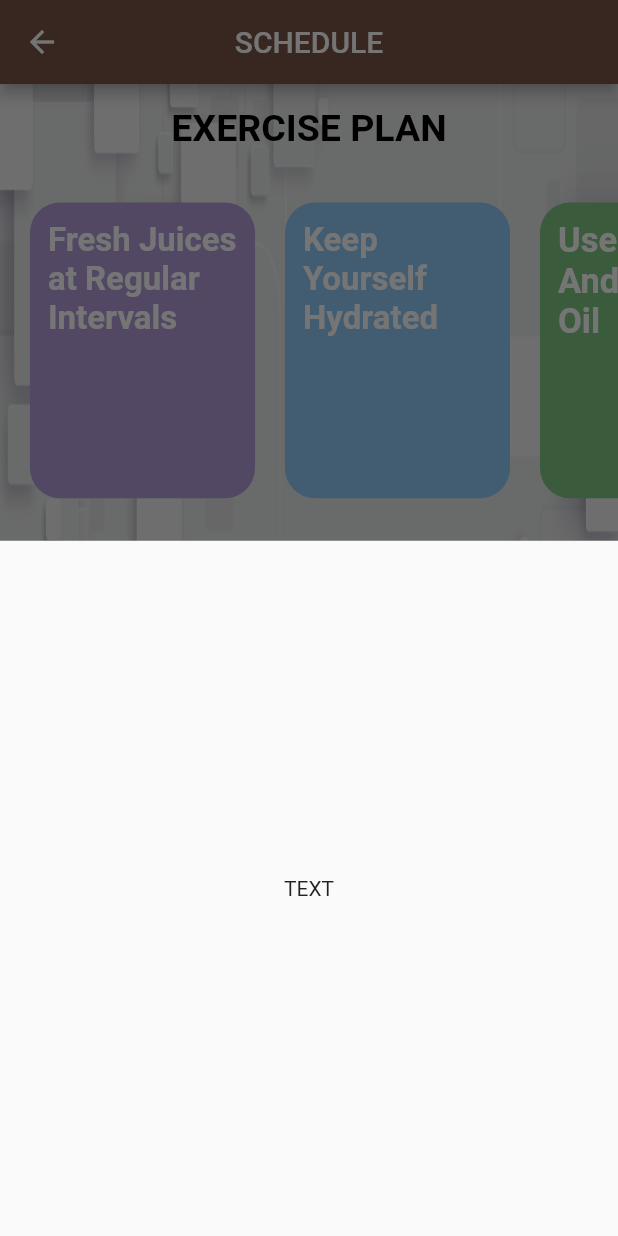
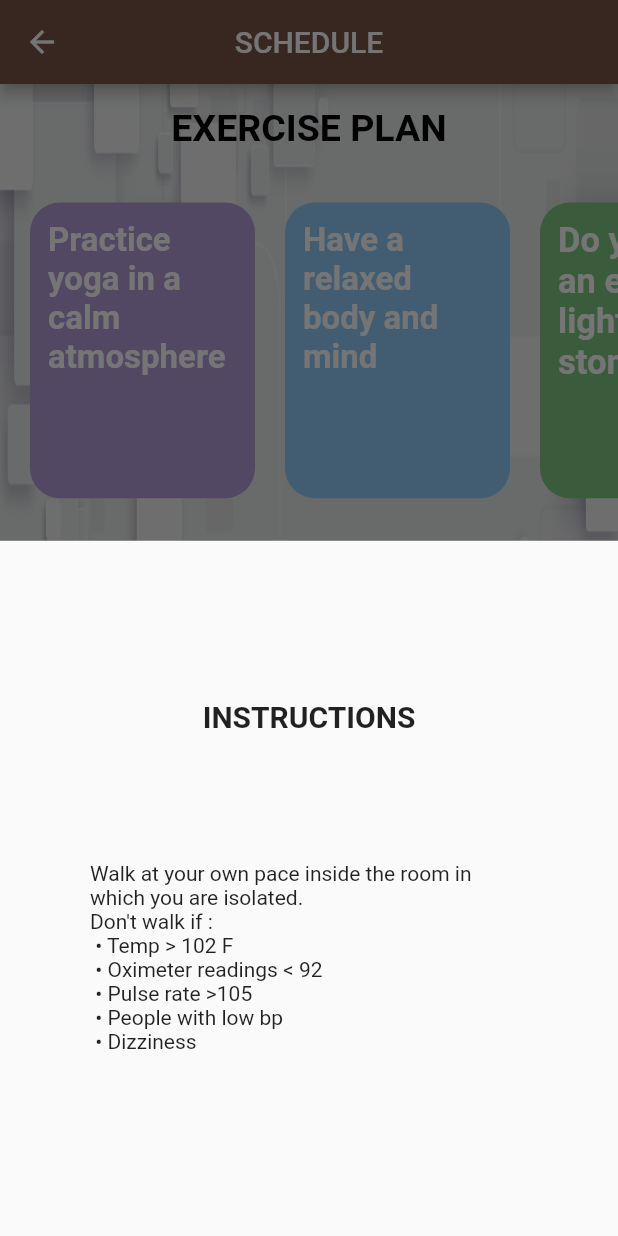
Before and after one commit to Sandhya-Balaji/CovFit-1, a Flutter app: the ExerciseTile screen opened directly, after a tap on "WALKING", on a phone screen of 412 x 824 dp. Run offline on Flutter 3.47's test engine with Material 2 defaults, Android fonts, the light colour scheme and no system bars; our stand-ins replace cloud_firestore, firebase_auth, firebase_core; accounts and stored records are empty.

Commit message:
Done with schedule and survey page

```diff
--- a/lib/screens/exerciseTile.dart
+++ b/lib/screens/exerciseTile.dart
@@ -73,7 +73,7 @@ class _ExerciseTileState extends State<ExerciseTile> {
                         child: ListTile(
                           //isThreeLine: true,
                           //dense: true,
-                          contentPadding: EdgeInsets.symmetric(horizontal: 20, vertical: 10),
+                          contentPadding: EdgeInsets.symmetric(horizontal: 10, vertical: 10),
                           leading: Image.asset(
                             "assets/images/walk.png",
                             height: double.infinity,
@@ -111,7 +111,15 @@ class _ExerciseTileState extends State<ExerciseTile> {
                                     child: Column(
                                       mainAxisAlignment:
                                           MainAxisAlignment.spaceEvenly,
-                                      children: [Text("TEXT")],
+                                      children: [Text("INSTRUCTIONS", style: TextStyle(
+                                        fontWeight: FontWeight.bold,
+                                        fontSize: 20,
+                                      ),),
+                                      Text("Walk at your own pace inside the room in which you are isolated.\n"
+                                      "Don't walk if :\n"
+                                        " •	Temp > 102 F\n"
+                                        " •	Oximeter readings < 92\n •	Pulse rate >105\n •	People with low bp\n •	Dizziness\n"
+                                      )],
                                     ),
                                   );
                                 });
@@ -123,7 +131,7 @@ class _ExerciseTileState extends State<ExerciseTile> {
                         child: ListTile(
                           //isThreeLine: true,
                           //dense: true,
-                          contentPadding: EdgeInsets.symmetric(horizontal: 20, vertical: 10),
+                          contentPadding: EdgeInsets.symmetric(horizontal: 10, vertical: 10),
                           leading: Image.asset(
                             "assets/images/climb.jpg",
                             height: double.infinity,
@@ -161,7 +169,16 @@ class _ExerciseTileState extends State<ExerciseTile> {
                                     child: Column(
                                       mainAxisAlignment:
                                           MainAxisAlignment.spaceEvenly,
-                                      children: [Text("TEXT")],
+                                      children: [Text("INSTRUCTIONS", style: TextStyle(
+                                        fontWeight: FontWeight.bold,
+                                        fontSize: 20,
+                                      ),),
+                                        Text("Walk at your own pace inside the room in which you are isolated.\n"
+                                            "Don't walk if :\n"
+                                            " •	Temp > 102 F\n"
+                                            " •	Oximeter readings < 92\n •	Pulse rate >105\n •	People with low bp\n •	Dizziness\n"
+                                        ),
+                                      ],
                                     ),
                                   );
                                 });
@@ -173,7 +190,7 @@ class _ExerciseTileState extends State<ExerciseTile> {
                         child: ListTile(
                           //isThreeLine: true,
                           //dense: true,
-                          contentPadding: EdgeInsets.symmetric(horizontal: 20, vertical: 10),
+                          contentPadding: EdgeInsets.symmetric(horizontal: 10, vertical: 10),
                           leading: Image.asset(
                             "assets/images/prana.jpg",
                             height: double.infinity,
@@ -211,7 +228,16 @@ class _ExerciseTileState extends State<ExerciseTile> {
                                     child: Column(
                                       mainAxisAlignment:
                                           MainAxisAlignment.spaceEvenly,
-                                      children: [Text("TEXT")],
+                                      children: [Text("INSTRUCTIONS", style: TextStyle(
+                                        fontWeight: FontWeight.bold,
+                                        fontSize: 20,
+                                      ),),
+                                        Text("Sit on a chair or on the ground cross legged, in a meditation position. \n"
+                                          "With your right thumb, close your right nostril and inhale through the left nostril.\n"
+                                          "Release your right nostril and with your middle and ring finger, close your left nostril exhaling through the right nostril.\n"
+                                          "Inhale through the right nostril, then release the fingers, closing the right nostril and exhaling through the left nostril.\n"
+                                          "Continue the slow breathing through alternate nostrils and focus on the breath.\n"
+                                          "Practise this for 10 minutes for benefits to start accruing.")],
                                     ),
                                   );
                                 });
@@ -223,7 +249,7 @@ class _ExerciseTileState extends State<ExerciseTile> {
                         child: ListTile(
                           //isThreeLine: true,
                           //dense: true,
-                          contentPadding: EdgeInsets.symmetric(horizontal: 20, vertical: 10),
+                          contentPadding: EdgeInsets.symmetric(horizontal: 10, vertical: 10),
                           leading: Image.asset(
                             "assets/images/bhramari.jpg",
                             height: double.infinity,
@@ -261,7 +287,16 @@ class _ExerciseTileState extends State<ExerciseTile> {
                                     child: Column(
                                       mainAxisAlignment:
                                           MainAxisAlignment.spaceEvenly,
-                                      children: [Text("TEXT")],
+                                      children: [Text("INSTRUCTIONS", style: TextStyle(
+                                        fontWeight: FontWeight.bold,
+                                        fontSize: 20,
+                                      ),),
+                                      Text("Sit on a chair or on the ground cross legged, in a meditation position."
+                                      	"Close your ears using your thumb and place your middle and ring fingers lightly at the inner corner of your eyes."
+                                      "Rest your index finger above your eyebrows and little finger where it rests on your cheeks."
+                                      "Take a deep breathe in and while exhaling make a soft humming sound similar to ‘hmmmmm’, throughout the entire exhalation. Inhale again and while exhaling make the humming sound."
+                                      "Practise for 10 minutes for benefits to start accruing."
+                                      )],
                                     ),
                                   );
                                 });
@@ -273,7 +308,7 @@ class _ExerciseTileState extends State<ExerciseTile> {
                         child: ListTile(
                           //isThreeLine: true,
                           //dense: true,
-                          contentPadding: EdgeInsets.symmetric(horizontal: 20, vertical: 10),
+                          contentPadding: EdgeInsets.symmetric(horizontal: 10, vertical: 10),
                           leading: Image.asset(
                             "assets/images/fish.jpg",
                             height: double.infinity,
@@ -311,7 +346,14 @@ class _ExerciseTileState extends State<ExerciseTile> {
                                     child: Column(
                                       mainAxisAlignment:
                                           MainAxisAlignment.spaceEvenly,
-                                      children: [Text("TEXT")],
+                                      children: [
+                                        Text("INSTRUCTIONS", style: TextStyle(
+                                          fontWeight: FontWeight.bold,
+                                          fontSize: 20,
+                                        ),),
+                                        Text("Lie down on your back without bending your knees. Slightly lift your hip area and keep your hands under them. "
+                                          "Now take a deep breath and bend your elbows a little. Push the upper part of your body. "
+                                          "Put your chest out while placing your head back on the floor. Hold the pose and breathe.")],
                                     ),
                                   );
                                 });
@@ -359,7 +401,7 @@ class CategoriesScroller extends StatelessWidget {
                     crossAxisAlignment: CrossAxisAlignment.start,
                     children: <Widget>[
                       Text(
-                        "Fresh Juices at Regular Intervals",
+                        "Practice yoga in a calm atmosphere",
                         style: TextStyle(
                             fontSize: 22,
                             color: Colors.white,
@@ -386,7 +428,7 @@ class CategoriesScroller extends StatelessWidget {
                       crossAxisAlignment: CrossAxisAlignment.start,
                       children: <Widget>[
                         Text(
-                          "Keep Yourself Hydrated",
+                          "Have a relaxed body and mind",
                           style: TextStyle(
                               fontSize: 22,
                               color: Colors.white,
@@ -413,7 +455,7 @@ class CategoriesScroller extends StatelessWidget {
                     crossAxisAlignment: CrossAxisAlignment.start,
                     children: <Widget>[
                       Text(
-                        "Use Low Fat And Less Oil",
+                        "Do yoga on an empty or light stomach",
                         style: TextStyle(
                             fontSize: 23,
                             color: Colors.white,
@@ -439,7 +481,7 @@ class CategoriesScroller extends StatelessWidget {
                     crossAxisAlignment: CrossAxisAlignment.start,
                     children: <Widget>[
                       Text(
-                        "Eat Lots Of Fruits And Vegetables",
+                        "Follow the instructions carefully",
                         style: TextStyle(
                             fontSize: 21,
                             color: Colors.white,
--- a/lib/screens/general.dart
+++ b/lib/screens/general.dart
@@ -64,7 +64,7 @@ class _GenScheduleState extends State<GenSchedule> {
                 Image.asset(
                   "assets/images/${post["image"]}",
                   height: double.infinity,
-                  width: 50,
+                  width: 100,
                 )
               ],
             ),
```
